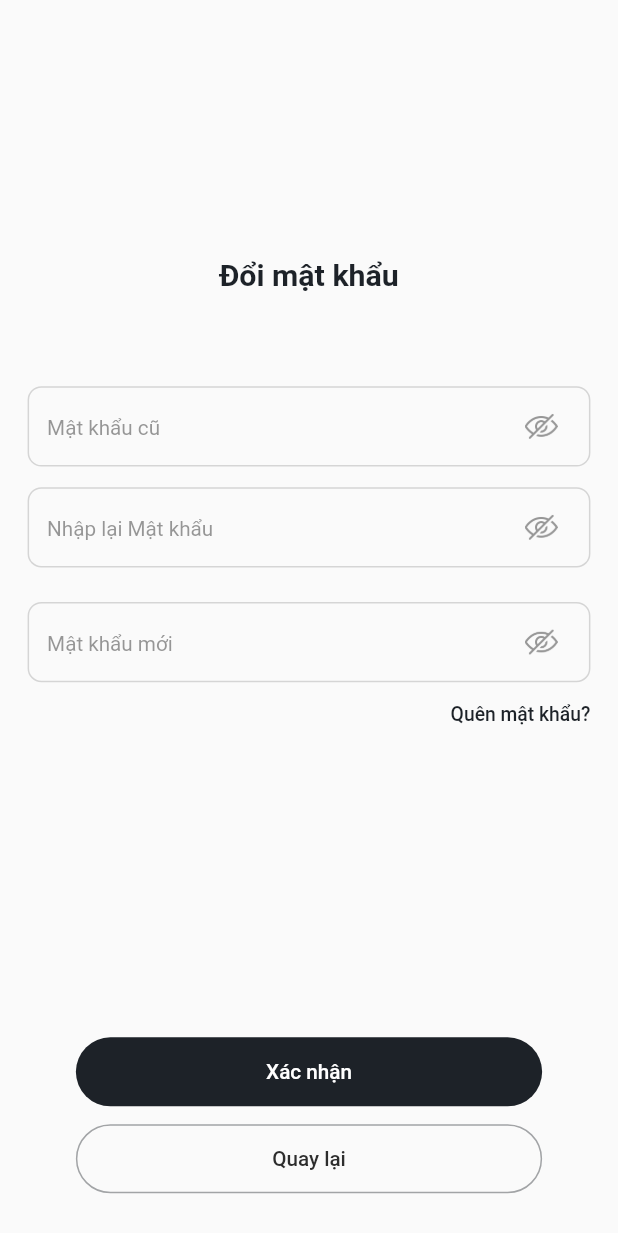
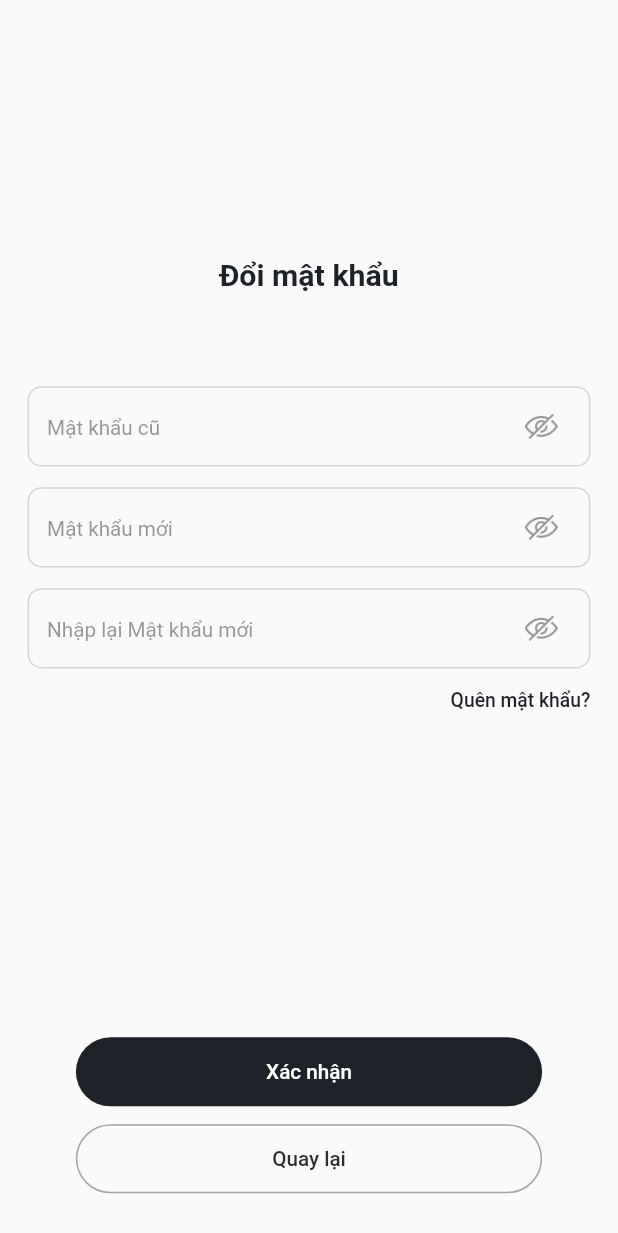
Before and after one commit to CongNgheMoi2024/app_zalo, a Flutter app: the DashboardScreen screen opened by its route, item 4 of the bottom bar chosen, after a tap on "Đổi mật khẩu", on a phone screen of 412 x 824 dp. Shown: the top 1233 px of the screen. Run offline on Flutter 3.47's test engine with Material 2 defaults, Android fonts, the phone set to English and light mode, and no system bars; our stand-ins replace cached_network_image, contacts_service, dio, flutter_bloc, flutter_svg, hive and 7 more; missing offline and left inert: envify, stomp_dart_client; accounts and stored records are empty; network calls fail.

Commit message:
new code
new code

```diff
--- a/lib/screens/change_password/bloc/change_password_cubit.dart
+++ b/lib/screens/change_password/bloc/change_password_cubit.dart
@@ -13,6 +13,10 @@ class ChangePasswordCubit extends Cubit<ChangePasswordState> {
     String accessToken = HiveStorage().token;
     emit(LoadingChangePasswordState());
 
+    print("Phongggggggg $phone");
+    print("oldPassword $oldPassword");
+    print("newPassword $newPassword");
+    print("confirmPassword $confirmPassword");
     try {
       Dio dio = Dio();
       String apiUrl = "${Env.url}/api/v1/users/change-password/$phone";
--- a/lib/screens/change_password/ui/change_password_screen.dart
+++ b/lib/screens/change_password/ui/change_password_screen.dart
@@ -64,33 +64,6 @@ class _ChangePasswordScreenState extends State<ChangePasswordScreen> {
                     style: text11.textColor.error),
               ),
               TextInputPassword(
-                title: "Nhập lại Mật khẩu",
-                onChanged: (value) {
-                  setState(() {
-                    confirmPassword = value;
-                    if (isPasswordValid && confirmPassword != password) {
-                      setState(() {
-                        isConfirmPasswordValid = false;
-                      });
-                    } else {
-                      setState(() {
-                        isConfirmPasswordValid = true;
-                      });
-                    }
-                  });
-                },
-              ),
-              Container(
-                height: 25.sp,
-                width: widthMedia - 20.sp,
-                margin: EdgeInsets.only(left: 20.sp),
-                child: Text(
-                    isConfirmPasswordValid == false
-                        ? "Mật khẩu nhập lại không đúng"
-                        : "",
-                    style: text11.textColor.error),
-              ),
-              TextInputPassword(
                 title: "Mật khẩu mới",
                 onChanged: (value) {
                   setState(() {
@@ -106,6 +79,33 @@ class _ChangePasswordScreenState extends State<ChangePasswordScreen> {
                 child: Text(
                     !isNewPasswordValid
                         ? "Phải từ 6 kí tự, có chữ hoa, chữ thường, số và kí tự đặc biệt"
+                        : "",
+                    style: text11.textColor.error),
+              ),
+              TextInputPassword(
+                title: "Nhập lại Mật khẩu mới",
+                onChanged: (value) {
+                  setState(() {
+                    confirmPassword = value;
+                    if (isPasswordValid && confirmPassword != newPassword) {
+                      setState(() {
+                        isConfirmPasswordValid = false;
+                      });
+                    } else {
+                      setState(() {
+                        isConfirmPasswordValid = true;
+                      });
+                    }
+                  });
+                },
+              ),
+              Container(
+                height: 15.sp,
+                width: widthMedia - 20.sp,
+                margin: EdgeInsets.only(left: 20.sp),
+                child: Text(
+                    isConfirmPasswordValid == false
+                        ? "Mật khẩu nhập lại không đúng"
                         : "",
                     style: text11.textColor.error),
               ),
--- a/lib/screens/fast_contact/bloc/fast_contact_cubit.dart
+++ b/lib/screens/fast_contact/bloc/fast_contact_cubit.dart
@@ -26,6 +26,7 @@ class FastContactCubit extends Cubit<FastContactState> {
         emit(ErrorFastContactState("FastContact failed.  "));
       }
     } catch (e) {
+      print("Loi FasssssTContact ${e.toString()}");
       emit(ErrorFastContactState(e.toString()));
     }
   }
--- a/lib/screens/fast_contact/bloc/get_friends_cubit.dart
+++ b/lib/screens/fast_contact/bloc/get_friends_cubit.dart
@@ -10,7 +10,7 @@ class GetFriendsCubit extends Cubit<GetFriendsState> {
 
   Future<void> getFriendsPhoneBook() async {
     emit(LoadingGetFriendsPhoneBookState());
-
+    print("accessToken $accessToken");
     try {
       Dio dio = Dio();
       String apiUrl = "${Env.url}/api/v1/users/phone-book/friends";
--- a/lib/screens/home_account/home_account_screen.dart
+++ b/lib/screens/home_account/home_account_screen.dart
@@ -202,6 +202,7 @@ class _HomeAccountScreenState extends State<HomeAccountScreen> {
                     ),
                   );
                 } else if (state is InforAccountSuccessState) {
+                  phone = state.phone;
                   return Column(
                       crossAxisAlignment: CrossAxisAlignment.start,
                       children: [
--- a/lib/screens/register/bloc/register_cubit.dart
+++ b/lib/screens/register/bloc/register_cubit.dart
@@ -25,8 +25,9 @@ class RegisterCubit extends Cubit<RegisterState> {
       });
 
       if (response.statusCode == 200) {
-        HiveStorage()
-            .updateOTPToken("${response.data['data']['access_token']}");
+        print("Access Token: ${response.data['data']['access_token']}");
+        print("Refresh Token: ${response.data['data']['refresh_token']}");
+        HiveStorage().updateToken("${response.data['data']['access_token']}");
         HiveStorage()
             .updateRefreshToken("${response.data['data']['refresh_token']}");
 
--- a/lib/screens/register/ui/register_screen.dart
+++ b/lib/screens/register/ui/register_screen.dart
@@ -229,7 +229,7 @@ class _RegisterScreenState extends State<RegisterScreen> {
                                 context.read<RegisterCubit>().register(
                                     widget.phoneNumber!,
                                     name!,
-                                    selectedRadio! - 1,
+                                    selectedRadio! == 2 ? 0 : 1,
                                     dateOfBirth!,
                                     password!,
                                     newPassword!);
--- a/lib/screens/search/ui/search_by_phone_screen.dart
+++ b/lib/screens/search/ui/search_by_phone_screen.dart
@@ -51,7 +51,9 @@ class _SearchScreenState extends State<SearchScreen> {
                     top: 10.sp,
                     bottom: 10.sp,
                   ),
-                  padding: EdgeInsets.only(left: 14.sp),
+                  padding: EdgeInsets.only(
+                    left: 14.sp,
+                  ),
                   decoration: BoxDecoration(
                       color: whiteColor,
                       borderRadius: BorderRadius.circular(30)),
```
